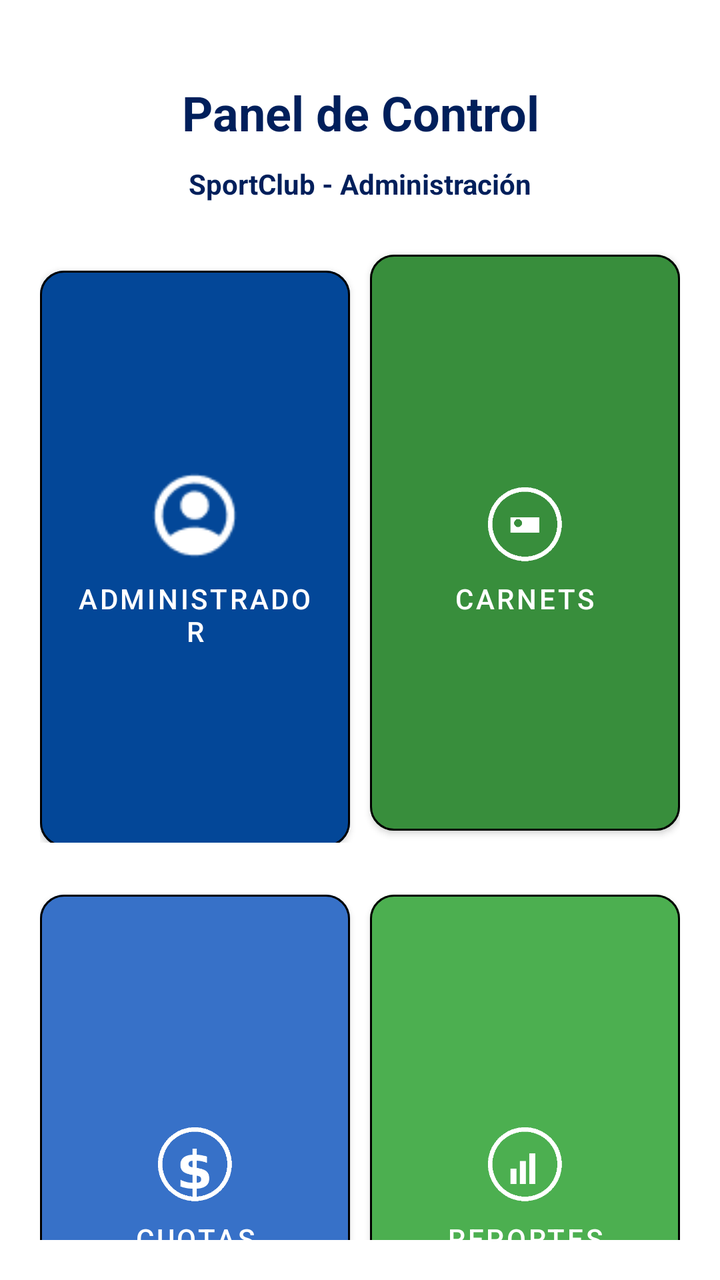
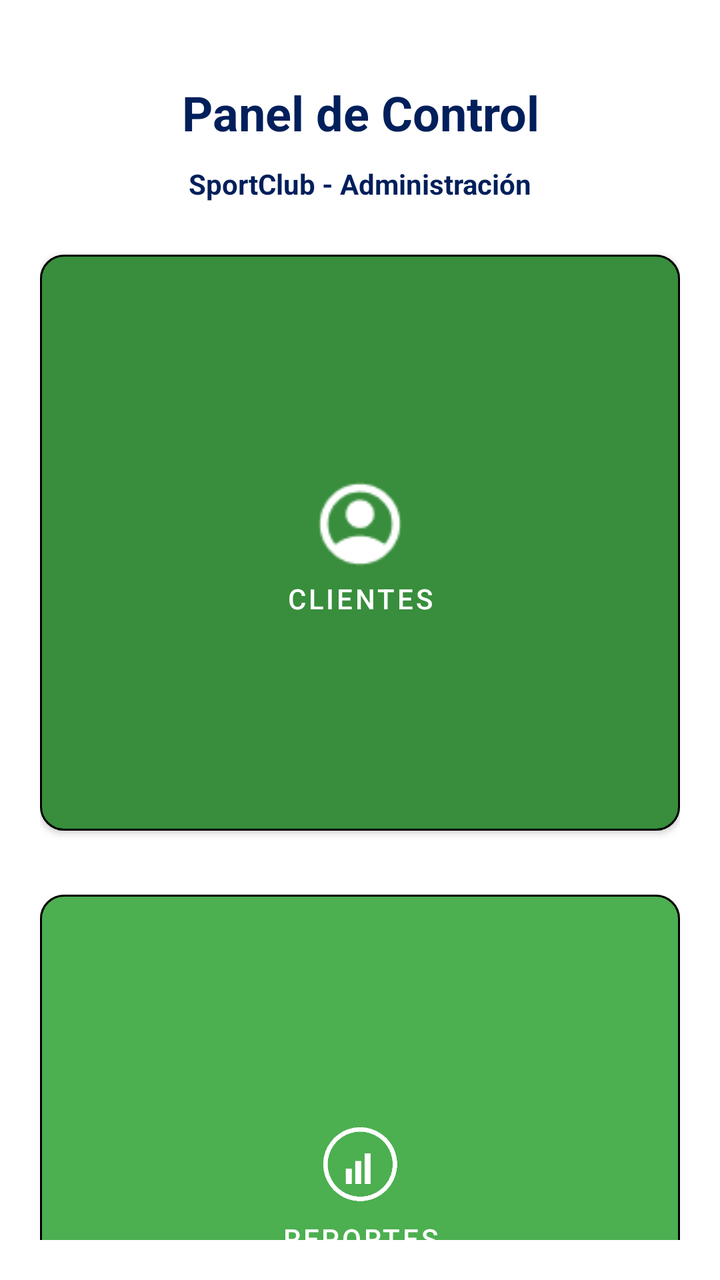

The first picture is an Android layout as it rendered before a commit; the second is the same layout after the commit. The layout source and the unified diff follow.
<!-- AndroidManifest.xml: application theme Theme.Tp2Dam -->
<!-- res/layout/activity_panel_control.xml -->
<?xml version="1.0" encoding="utf-8"?>
<LinearLayout
    xmlns:android="http://schemas.android.com/apk/res/android"
    xmlns:app="http://schemas.android.com/apk/res-auto"
    android:layout_width="match_parent"
    android:layout_height="match_parent"
    android:gravity="center_horizontal"
    android:orientation="vertical"
    android:padding="20dp"
    >
    <TextView
        android:layout_marginTop="20dp"
        android:layout_width="match_parent"
        android:layout_height="wrap_content"
        android:text="Panel de Control"
        android:textSize="24sp"
        android:gravity="center"
        android:textColor="@color/navy"
        android:textStyle="bold"
        />
    <TextView
        android:layout_marginTop="10dp"
        android:layout_width="match_parent"
        android:layout_height="wrap_content"
        android:text="SportClub - Administración"
        android:textSize="14sp"
        android:gravity="center"
        android:textColor="@color/navy"
        android:textStyle="bold"
        />

    <LinearLayout
        android:layout_width="match_parent"
        android:layout_height="wrap_content"
        android:orientation="vertical">

        <LinearLayout
            android:layout_width="match_parent"
            android:layout_height="wrap_content"
            android:gravity="center_horizontal"
            android:orientation="horizontal">

            <com.google.android.material.button.MaterialButton
                android:id="@+id/btnAdministrador"
                app:icon="@drawable/ic_administrador"
                app:iconGravity="textTop"
                app:iconSize="48dp"
                app:iconPadding="8dp"
                android:layout_width="0dp"
                android:layout_weight="1"
                android:layout_height="300dp"
                android:layout_marginTop="20dp"
                android:text="Administrador"
                android:textColor="@color/white"
                android:layout_marginEnd="10dp"
                app:backgroundTint="@color/navy_splash"
                app:cornerRadius="12dp"
                app:strokeColor="@color/black"
                app:strokeWidth="1dp" />

            <com.google.android.material.button.MaterialButton
                app:icon="@drawable/ic_carnets"
                app:iconGravity="textTop"
                app:iconSize="48dp"
                app:iconPadding="8dp"
                android:id="@+id/btnCarnet"
                android:layout_width="0dp"
                android:layout_height="300dp"
                android:layout_weight="1"
                android:layout_marginTop="20dp"
                android:text="Carnets"
                android:textColor="@color/white"
                app:backgroundTint="@color/green_700"
                app:cornerRadius="12dp"
                app:strokeColor="@color/black"
                app:strokeWidth="1dp"
                app:iconTint="@null"
                />

        </LinearLayout>

        <LinearLayout
            android:layout_width="match_parent"
            android:layout_height="wrap_content"
            android:orientation="horizontal">

            <com.google.android.material.button.MaterialButton
                app:icon="@drawable/ic_cuotas"
                app:iconGravity="textTop"
                app:iconSize="48dp"
                app:iconPadding="8dp"
                android:id="@+id/btnCuotas"
                android:layout_width="0dp"
                android:layout_weight="1"
                android:layout_height="300dp"
                android:layout_marginTop="20dp"
                android:layout_marginEnd="10dp"
                android:text="Cuotas"
                android:textColor="@color/white"
                app:backgroundTint="@color/blue_377"
                app:cornerRadius="12dp"
                app:strokeColor="@color/black"
                app:strokeWidth="1dp"
                app:iconTint="@null"
                />

            <com.google.android.material.button.MaterialButton
                app:icon="@drawable/ic_reportes"
                app:iconGravity="textTop"
                app:iconSize="48dp"
                app:iconPadding="8dp"
                android:id="@+id/btnReportes"
                android:layout_width="0dp"
                android:layout_height="300dp"
                android:layout_weight="1"
                android:layout_marginTop="20dp"
                android:text="Reportes"
                android:textColor="@color/white"
                app:backgroundTint="@color/green_500"
                app:cornerRadius="12dp"
                app:strokeColor="@color/black"
                app:strokeWidth="1dp"
                app:iconTint="@null"
                />


        </LinearLayout>


    </LinearLayout>


    <com.google.android.material.button.MaterialButton
        android:layout_marginTop="20dp"
        android:id="@+id/btnCancelar"
        android:layout_width="match_parent"
        android:layout_height="wrap_content"
        android:text="CERRAR SESIÓN"
        android:textColor="@color/black"
        app:backgroundTint="@color/white"
        app:strokeColor="@color/black"
        app:strokeWidth="1dp"
        app:cornerRadius="12dp"/>

</LinearLayout>
<!-- resources referenced by this layout -->
<resources>
  <color name="black">#000000</color>
  <color name="blue_377">#3771C8</color>
  <color name="green_500">#4CAF50</color>
  <color name="green_700">#388E3C</color>
  <color name="navy">#001F5B</color>
  <color name="navy_splash">#034798</color>
  <color name="white">#FFFFFF</color>
  <!-- drawable ic_administrador: png bitmap (drawable, 844 bytes) -->
  <!-- drawable ic_carnets: png bitmap (drawable, 1945 bytes) -->
  <!-- drawable ic_cuotas: png bitmap (drawable, 4106 bytes) -->
  <!-- drawable ic_reportes: png bitmap (drawable, 1867 bytes) -->
  <style name="Theme.Tp2Dam" parent="Theme.MaterialComponents.DayNight.NoActionBar">
          <item name="colorPrimary">@color/navy</item>
          <item name="colorPrimaryVariant">@color/navy</item>
          <item name="colorOnPrimary">@color/white</item>
          <item name="colorSecondary">@color/green_500</item>
          <item name="colorSecondaryVariant">@color/green_700</item>
          <item name="colorOnSecondary">@color/white</item>
          <item name="android:statusBarColor">@color/navy</item>
          <item name="android:windowBackground">@color/white</item>
      </style>
</resources>

<!-- the commit's change to res/layout/activity_panel_control.xml (unified diff, before → after) -->
@@ -41,34 +41,16 @@
             android:orientation="horizontal">
 
             <com.google.android.material.button.MaterialButton
-                android:id="@+id/btnAdministrador"
                 app:icon="@drawable/ic_administrador"
                 app:iconGravity="textTop"
                 app:iconSize="48dp"
                 app:iconPadding="8dp"
-                android:layout_width="0dp"
-                android:layout_weight="1"
-                android:layout_height="300dp"
-                android:layout_marginTop="20dp"
-                android:text="Administrador"
-                android:textColor="@color/white"
-                android:layout_marginEnd="10dp"
-                app:backgroundTint="@color/navy_splash"
-                app:cornerRadius="12dp"
-                app:strokeColor="@color/black"
-                app:strokeWidth="1dp" />
-
-            <com.google.android.material.button.MaterialButton
-                app:icon="@drawable/ic_carnets"
-                app:iconGravity="textTop"
-                app:iconSize="48dp"
-                app:iconPadding="8dp"
-                android:id="@+id/btnCarnet"
+                android:id="@+id/btnClientes"
                 android:layout_width="0dp"
                 android:layout_height="300dp"
                 android:layout_weight="1"
                 android:layout_marginTop="20dp"
-                android:text="Carnets"
+                android:text="Clientes"
                 android:textColor="@color/white"
                 app:backgroundTint="@color/green_700"
                 app:cornerRadius="12dp"
@@ -83,26 +65,6 @@
             android:layout_width="match_parent"
             android:layout_height="wrap_content"
             android:orientation="horizontal">
-
-            <com.google.android.material.button.MaterialButton
-                app:icon="@drawable/ic_cuotas"
-                app:iconGravity="textTop"
-                app:iconSize="48dp"
-                app:iconPadding="8dp"
-                android:id="@+id/btnCuotas"
-                android:layout_width="0dp"
-                android:layout_weight="1"
-                android:layout_height="300dp"
-                android:layout_marginTop="20dp"
-                android:layout_marginEnd="10dp"
-                android:text="Cuotas"
-                android:textColor="@color/white"
-                app:backgroundTint="@color/blue_377"
-                app:cornerRadius="12dp"
-                app:strokeColor="@color/black"
-                app:strokeWidth="1dp"
-                app:iconTint="@null"
-                />
 
             <com.google.android.material.button.MaterialButton
                 app:icon="@drawable/ic_reportes"
<!-- resource entries referenced after the edit -->
@@ -1,15 +1,11 @@
 <!-- resources referenced by this layout -->
 <resources>
   <color name="black">#000000</color>
-  <color name="blue_377">#3771C8</color>
   <color name="green_500">#4CAF50</color>
   <color name="green_700">#388E3C</color>
   <color name="navy">#001F5B</color>
-  <color name="navy_splash">#034798</color>
   <color name="white">#FFFFFF</color>
   <!-- drawable ic_administrador: png bitmap (drawable, 844 bytes) -->
-  <!-- drawable ic_carnets: png bitmap (drawable, 1945 bytes) -->
-  <!-- drawable ic_cuotas: png bitmap (drawable, 4106 bytes) -->
   <!-- drawable ic_reportes: png bitmap (drawable, 1867 bytes) -->
   <style name="Theme.Tp2Dam" parent="Theme.MaterialComponents.DayNight.NoActionBar">
           <item name="colorPrimary">@color/navy</item>
